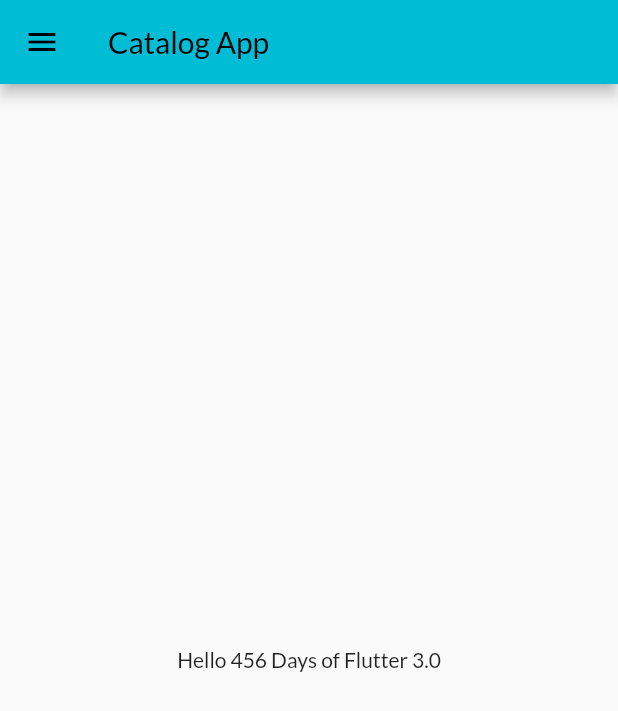
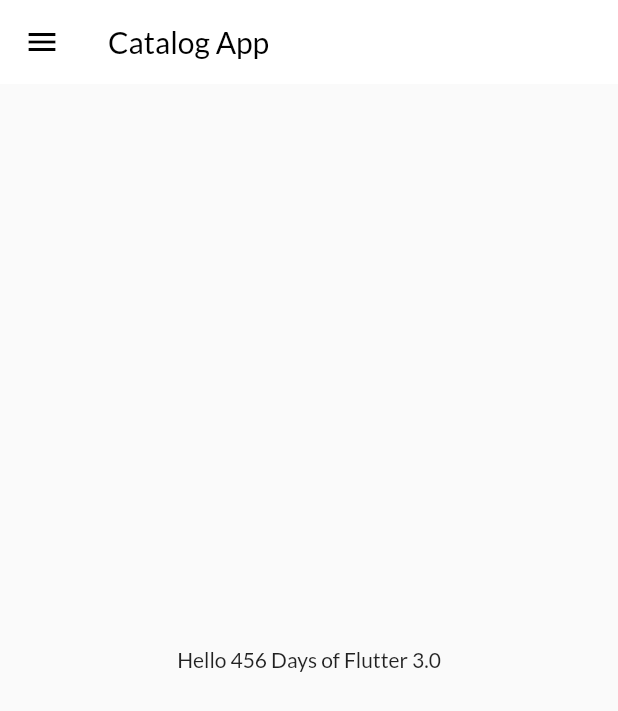
Before and after one commit to Ahsan358m/Flutter_first_steps, a Flutter app: the screen it shows after launch, on a phone screen of 412 x 824 dp. Shown: the top 711 px of the screen. Run offline on Flutter 3.47's test engine with Material 2 defaults, Android fonts, the light colour scheme and no system bars; our stand-ins replace google_fonts.

Commit message:
themes extracted from main .dart

```diff
--- a/lib/main.dart
+++ b/lib/main.dart
@@ -1,8 +1,8 @@
 import 'package:flutter/material.dart';
 import 'package:riverpod_flutter_starter/pages/login_page.dart';
 import 'package:riverpod_flutter_starter/utils/routes.dart';
+import 'package:riverpod_flutter_starter/widgets/theme.dart';
 import 'pages/home_page.dart';
-import 'package:google_fonts/google_fonts.dart';
 
 void main() {
   runApp(const MyApp());
@@ -16,14 +16,8 @@
     return MaterialApp(
       // home: HomePage(),
       themeMode: ThemeMode.light,
-      theme: ThemeData(
-        primarySwatch: Colors.cyan,
-        fontFamily: GoogleFonts.lato().fontFamily,
-        primaryTextTheme: GoogleFonts.latoTextTheme(),
-      ),
-      darkTheme: ThemeData(
-        brightness: Brightness.dark,
-      ),
+      theme: MyTheme.lightTheme(context),
+      darkTheme: MyTheme.darkTheme(context),
       debugShowCheckedModeBanner: false,
       initialRoute: MyRoutes.homeRoute,
       routes: {
--- /dev/null
+++ b/lib/widgets/theme.dart
@@ -0,0 +1,20 @@
+import 'package:flutter/material.dart';
+import 'package:google_fonts/google_fonts.dart';
+
+class MyTheme {
+  static ThemeData lightTheme(BuildContext context) => ThemeData(
+        primarySwatch: Colors.cyan,
+        fontFamily: GoogleFonts.lato().fontFamily,
+        appBarTheme: const AppBarTheme(
+          color: Colors.white,
+          elevation: 0.0,
+          iconTheme: IconThemeData(
+            color: Colors.black,
+          ),
+        ),
+      );
+
+  static ThemeData darkTheme(BuildContext context) => ThemeData(
+        brightness: Brightness.dark,
+      );
+}
--- a/pubspec.yaml
+++ b/pubspec.yaml
@@ -19,7 +19,7 @@
 version: 1.0.0+1
 
 environment:
-  sdk: '>=2.19.4 <3.0.0'
+  sdk: '>=2.19.0 <3.0.0'
 
 # Dependencies specify other packages that your package needs in order to work.
 # To automatically upgrade your package dependencies to the latest versions
```
Also changed, not shown: pubspec.lock.
